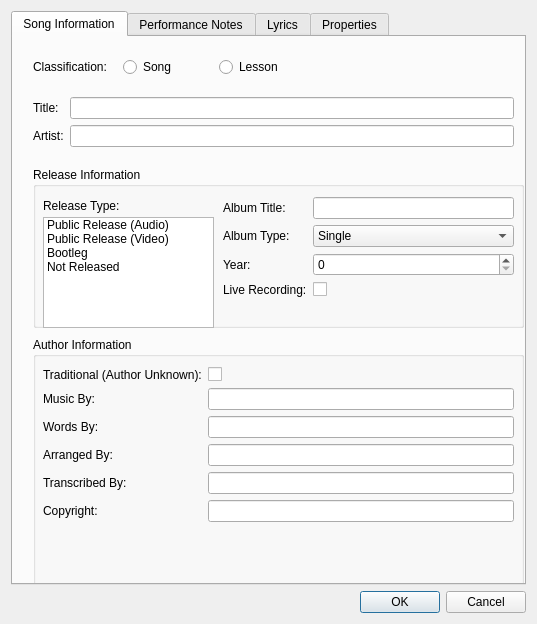
powertab/powertabeditor, file source/dialogs/fileinformationdialog.ui: the form before one commit.
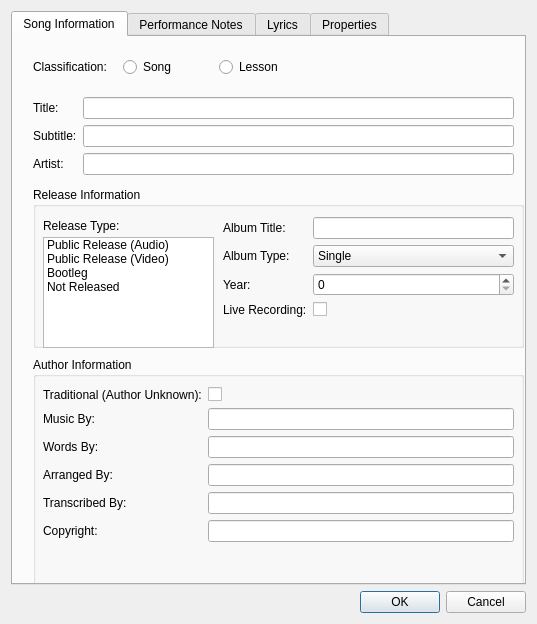
The form after the commit.

Commit message:
Add a subtitle to the song info metadata.
This is now rendered in the score (similar to the existing subtitile metadata for lessons) and imported from Guitar Pro 6/7 files.

Fixes: #297

Patch:
```diff
--- a/source/dialogs/fileinformationdialog.ui
+++ b/source/dialogs/fileinformationdialog.ui
@@ -100,7 +100,7 @@
            <x>0</x>
            <y>10</y>
            <width>481</width>
-           <height>71</height>
+           <height>85</height>
           </rect>
          </property>
          <layout class="QFormLayout" name="formLayout_3">
@@ -111,13 +111,23 @@
            <widget class="QLineEdit" name="songTitleValue"/>
           </item>
           <item row="1" column="0">
+           <widget class="QLabel" name="songSubtitleLabel">
+            <property name="text">
+             <string>Subtitle:</string>
+            </property>
+           </widget>
+          </item>
+          <item row="1" column="1">
+           <widget class="QLineEdit" name="songSubtitleValue"/>
+          </item>
+          <item row="2" column="0">
            <widget class="QLabel" name="songArtistLabel">
             <property name="text">
              <string>Artist:</string>
             </property>
            </widget>
           </item>
-          <item row="1" column="1">
+          <item row="2" column="1">
            <widget class="QLineEdit" name="songArtistValue"/>
           </item>
           <item row="0" column="0">
@@ -133,7 +143,7 @@
          <property name="geometry">
           <rect>
            <x>0</x>
-           <y>80</y>
+           <y>100</y>
            <width>491</width>
            <height>161</height>
           </rect>
@@ -363,7 +373,7 @@
          <property name="geometry">
           <rect>
            <x>0</x>
-           <y>250</y>
+           <y>270</y>
            <width>491</width>
            <height>251</height>
           </rect>
```
Left out of the diff: 15 changed lines with no effect on the pictures. The commit also changes 8 other files.
